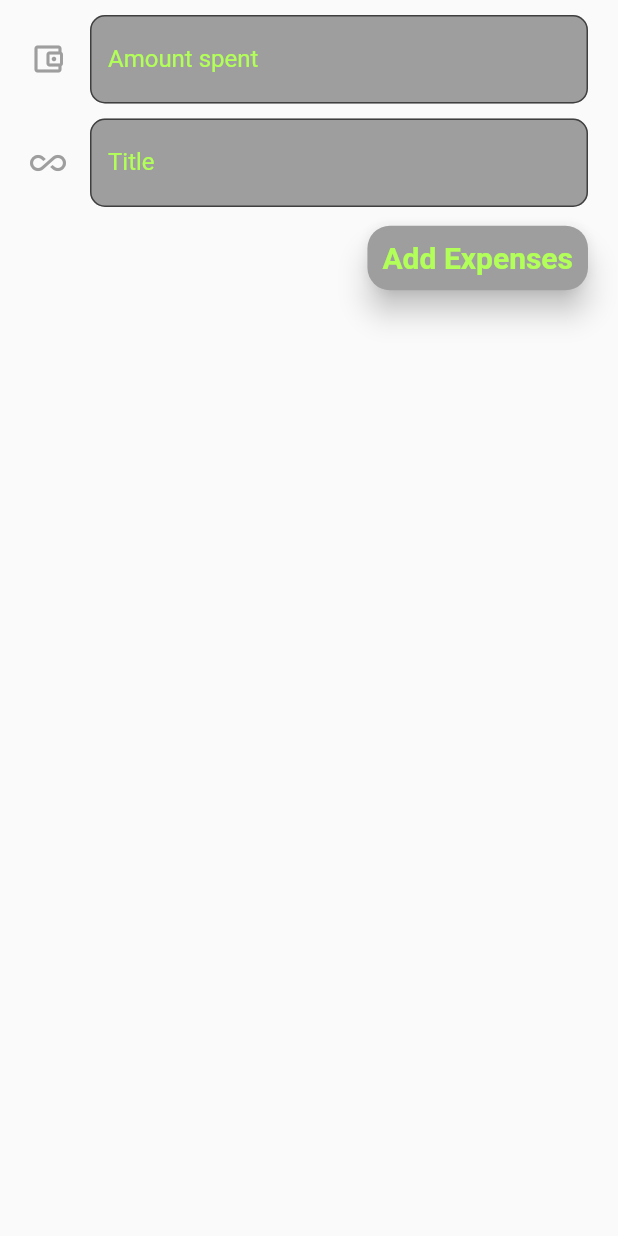
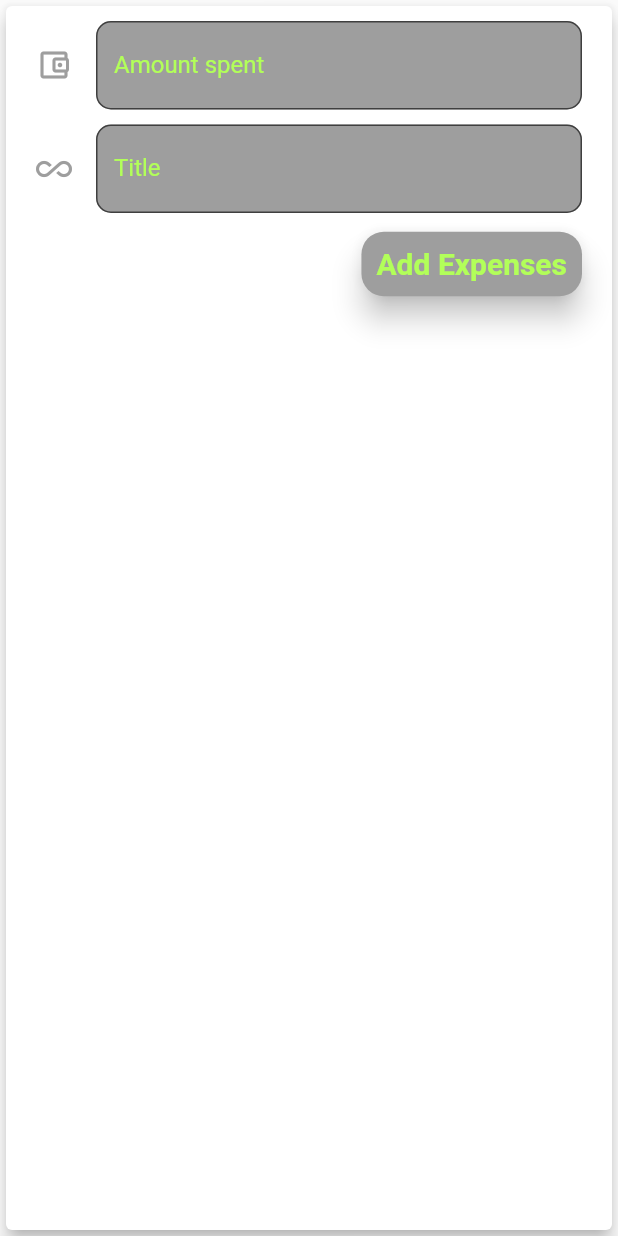
Before and after one commit to budda24/counting_expenses, a Flutter app: the NewTransaction widget shown alone on an empty page, opened directly with empty values, after a tap on "Add Expenses", on a phone screen of 412 x 824 dp. Run offline on Flutter 3.47's test engine with Material 2 defaults, Android fonts, the phone set to English and light mode, and no system bars.

Commit message:
feat: image when no transaction

```diff
--- a/lib/models/transaction.dart
+++ b/lib/models/transaction.dart
@@ -1,7 +1,7 @@
 class Transaction{
   final String id;
   final String title;
-  final String amount;
+  final double amount;
   final DateTime date;
   const Transaction({ required this.amount, required this.date, required this.id, required this.title});
 }
--- a/lib/widgets/new_transaction.dart
+++ b/lib/widgets/new_transaction.dart
@@ -12,12 +12,12 @@ class NewTransaction extends StatelessWidget {
   void submitData() {
     final transactionTitle = titleControler.text;
     final transactionAmount =
-        double.parse(amountControler.text).toStringAsFixed(2);
-    if (transactionTitle.isEmpty || double.parse(transactionAmount) <= 0) {
+        double.parse(amountControler.text);
+    if (transactionTitle.isEmpty || transactionAmount <= 0) {
       return;
     }
 
-    /*lift input data to the user_transaction*/
+    /*lift input data to the main*/
     getTransactionList(
       transactionTitle,
       transactionAmount,
@@ -28,7 +28,9 @@ class NewTransaction extends StatelessWidget {
 
   @override
   Widget build(BuildContext context) {
-    return Container(
+    return Card(
+      elevation: 5,
+      child: Container(
         margin: kMainMargin,
         child: Column(
           crossAxisAlignment: CrossAxisAlignment.end,
@@ -94,6 +96,7 @@ class NewTransaction extends StatelessWidget {
             ),
           ],
         ),
+      ),
     );
   }
 }
--- a/pubspec.yaml
+++ b/pubspec.yaml
@@ -45,9 +45,9 @@ flutter:
   # the material Icons class.
   uses-material-design: true
 
-  # To add assets to your application, add an assets section, like this:
-  # assets:
-  #   - images/a_dot_burr.jpeg
+    # To add assets to your application, add an assets section, like this:
+  assets:
+    - assets/images/
   #   - images/a_dot_ham.jpeg
 
   # An image asset can refer to one or more resolution-specific "variants", see
```
Also changed, not shown: lib/widgets/transaction_list.dart (+28 -6 lines), assets/images/waiting.png (added). Lines whose indentation alone changed are shown as unchanged.
